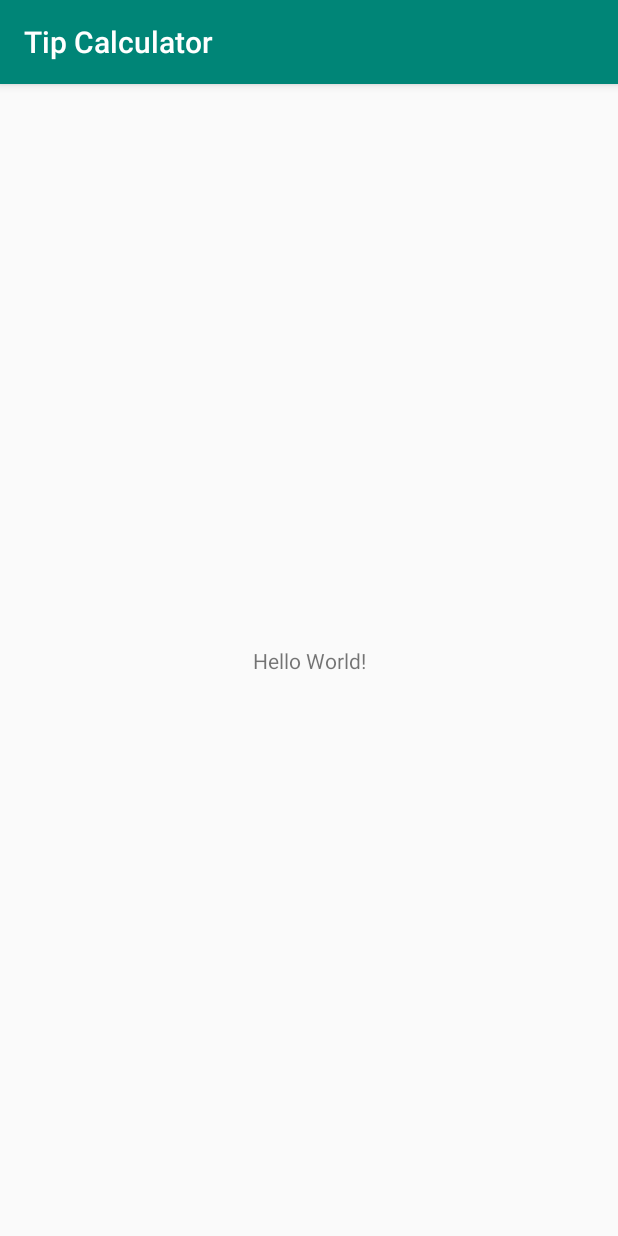
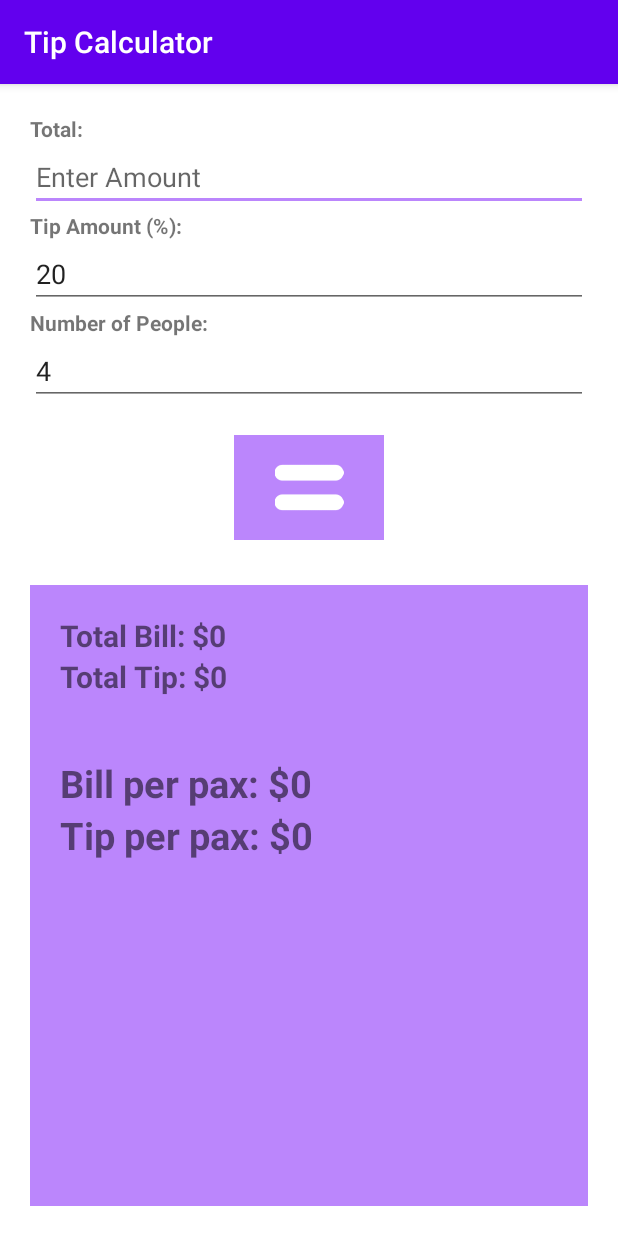
Before and after one commit to lawreyios/tipcalculator, an Android app: the screen it shows after launch (MainActivity), on a phone screen of 412 x 824 dp. Run offline under Robolectric (Android 15) with nearby library versions, the phone set to English and light mode, and no system bars.

Commit message:
Completed Codebase

```diff
--- a/app/src/main/java/com/raywenderlich/tipcalculator/MainActivity.kt
+++ b/app/src/main/java/com/raywenderlich/tipcalculator/MainActivity.kt
@@ -1,12 +1,76 @@
 package com.raywenderlich.tipcalculator
 
+import android.app.Activity
+import android.content.Context
+import android.os.Bundle
 import android.support.v7.app.AppCompatActivity
-import android.os.Bundle
+import android.view.View
+import android.view.inputmethod.InputMethodManager
+import android.widget.EditText
+import android.widget.ImageButton
+import android.widget.TextView
 
 class MainActivity : AppCompatActivity() {
+
+    // Calculator
+    private lateinit var amountText: EditText
+    private lateinit var tipText: EditText
+    private lateinit var peopleText: EditText
+
+    // Bill Receipt
+    private lateinit var totalBillTextView: TextView
+    private lateinit var totalTipTextView: TextView
+    private lateinit var billPerPaxTextView: TextView
+    private lateinit var tipPerPaxTextView: TextView
+
+    // Button
+    private lateinit var equalButton: ImageButton
 
     override fun onCreate(savedInstanceState: Bundle?) {
         super.onCreate(savedInstanceState)
         setContentView(R.layout.activity_main)
+
+        initViews()
+    }
+
+    private fun initViews() {
+        amountText = findViewById(R.id.amountText)
+        tipText = findViewById(R.id.tipText)
+        peopleText = findViewById(R.id.peopleText)
+
+        totalBillTextView = findViewById(R.id.totalBillTextView)
+        totalTipTextView = findViewById(R.id.totalTipTextView)
+        billPerPaxTextView = findViewById(R.id.billPerPaxTextView)
+        tipPerPaxTextView = findViewById(R.id.tipPerPaxTextView)
+
+        equalButton = findViewById(R.id.equalButton)
+        equalButton.setOnClickListener {
+            calculateTip()
+        }
+    }
+
+    private fun calculateTip() {
+        val amount = amountText.text.toString().toDouble();
+        val tip = tipText.text.toString().toInt();
+        val people = peopleText.text.toString().toInt();
+
+        val totalAmount = amount * (100 + tip)/100
+        val totalTip = tip * amount
+        val billPerPax = totalAmount / people
+        val tipPerPax = totalTip / people
+
+        totalBillTextView.text = "Total Bill: $" + String.format("%.2f", totalAmount);
+        totalTipTextView.text = "Total Tip: $" + String.format("%.2f", totalTip);
+        billPerPaxTextView.text = "Bill per pax: $" + String.format("%.2f", billPerPax);
+        tipPerPaxTextView.text = "Tip per pax: $" + String.format("%.2f", tipPerPax);
+
+        amountText.hideKeyboard()
+        tipText.hideKeyboard()
+        peopleText.hideKeyboard()
+    }
+
+    fun View.hideKeyboard() {
+        val imm = context.getSystemService(Context.INPUT_METHOD_SERVICE) as InputMethodManager
+        imm.hideSoftInputFromWindow(windowToken, 0)
     }
 }
--- a/app/src/main/res/layout/activity_main.xml
+++ b/app/src/main/res/layout/activity_main.xml
@@ -1,19 +1,118 @@
 <?xml version="1.0" encoding="utf-8"?>
-<android.support.constraint.ConstraintLayout
-        xmlns:android="http://schemas.android.com/apk/res/android"
+<LinearLayout xmlns:android="http://schemas.android.com/apk/res/android"
   xmlns:tools="http://schemas.android.com/tools"
-        xmlns:app="http://schemas.android.com/apk/res-auto"
   android:layout_width="match_parent"
   android:layout_height="match_parent"
+  android:orientation="vertical"
+  android:padding="20dp"
+  android:background="@color/colorWhite"
   tools:context=".MainActivity">
 
+
   <TextView
+    android:layout_width="match_parent"
+    android:layout_height="wrap_content"
+    android:textStyle="bold"
+    android:text="Total:" />
+
+  <EditText
+    android:id="@+id/amountText"
+    android:layout_width="match_parent"
+    android:layout_height="wrap_content"
+    android:inputType="numberDecimal"
+    android:hint="Enter Amount" />
+
+  <TextView
+    android:layout_width="match_parent"
+    android:layout_height="wrap_content"
+    android:textStyle="bold"
+    android:text="Tip Amount (%):" />
+
+  <EditText
+    android:id="@+id/tipText"
+    android:layout_width="match_parent"
+    android:layout_height="wrap_content"
+    android:inputType="number"
+    android:text="20" />
+
+  <TextView
+    android:layout_width="match_parent"
+    android:layout_height="wrap_content"
+    android:textStyle="bold"
+    android:text="Number of People:" />
+
+  <EditText
+    android:id="@+id/peopleText"
+    android:layout_width="match_parent"
+    android:layout_height="wrap_content"
+    android:inputType="number"
+    android:text="4" />
+
+  <RelativeLayout
+    android:layout_marginTop="20dp"
+    android:layout_width="match_parent"
+    android:layout_height="wrap_content">
+
+    <ImageButton
+      android:id="@+id/equalButton"
+      android:src="@drawable/equal"
+      android:scaleType="fitCenter"
+      android:tint="@color/colorWhite"
+      android:background="@color/colorAccent"
+      android:layout_width="100dp"
+      android:layout_height="70dp"
+      android:layout_centerVertical="true"
+      android:layout_centerHorizontal="true"
+      android:adjustViewBounds="true"
+      android:padding="12dp"
+      android:onClick="calculateTip"
+      />
+
+  </RelativeLayout>
+
+  <LinearLayout
+    android:layout_width="match_parent"
+    android:layout_height="match_parent"
+    android:orientation="vertical"
+    android:background="@color/colorAccent"
+    android:layout_marginTop="30dp"
+    android:padding="20dp">
+
+    <TextView
+      android:id="@+id/totalBillTextView"
       android:layout_width="wrap_content"
       android:layout_height="wrap_content"
-            android:text="Hello World!"
-            app:layout_constraintBottom_toBottomOf="parent"
-            app:layout_constraintLeft_toLeftOf="parent"
-            app:layout_constraintRight_toRightOf="parent"
-            app:layout_constraintTop_toTopOf="parent"/>
+      android:textSize="20sp"
+      android:textStyle="bold"
+      android:text="Total Bill: $0" />
 
-</android.support.constraint.ConstraintLayout>
+    <TextView
+      android:id="@+id/totalTipTextView"
+      android:layout_width="wrap_content"
+      android:layout_height="wrap_content"
+      android:textSize="20sp"
+      android:textStyle="bold"
+      android:text="Total Tip: $0" />
+
+    <TextView
+      android:id="@+id/billPerPaxTextView"
+      android:layout_width="wrap_content"
+      android:layout_height="wrap_content"
+      android:layout_marginTop="40dp"
+      android:textSize="25sp"
+      android:textStyle="bold"
+      android:text="Bill per pax: $0" />
+
+    <TextView
+      android:id="@+id/tipPerPaxTextView"
+      android:layout_width="wrap_content"
+      android:layout_height="wrap_content"
+      android:textSize="25sp"
+      android:textStyle="bold"
+      android:text="Tip per pax: $0" />
+
+
+  </LinearLayout>
+
+
+</LinearLayout>
--- a/app/src/main/res/values/colors.xml
+++ b/app/src/main/res/values/colors.xml
@@ -1,6 +1,7 @@
 <?xml version="1.0" encoding="utf-8"?>
 <resources>
-    <color name="colorPrimary">#008577</color>
-    <color name="colorPrimaryDark">#00574B</color>
-    <color name="colorAccent">#D81B60</color>
+    <color name="colorPrimary">#6200EE</color>
+    <color name="colorPrimaryDark">#3700B3</color>
+    <color name="colorAccent">#BB86FC</color>
+    <color name="colorWhite">#FFFFFF</color>
 </resources>
```
Also changed, not shown: app/src/main/res/drawable/equal.png (added), 2 other files. Lines whose indentation alone changed are shown as unchanged.
